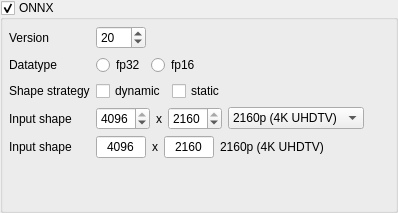
Old version of the form ui/designer/ui_onnx_widget.ui in the repository herlegon/hconvert.
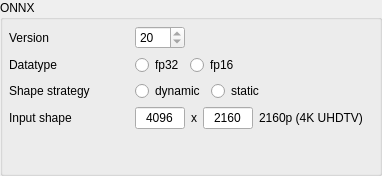
New version of the form.

```diff
--- a/ui/designer/ui_onnx_widget.ui
+++ b/ui/designer/ui_onnx_widget.ui
@@ -6,8 +6,8 @@
    <rect>
     <x>0</x>
     <y>0</y>
-    <width>398</width>
-    <height>213</height>
+    <width>382</width>
+    <height>176</height>
    </rect>
   </property>
   <property name="windowTitle">
@@ -35,7 +35,7 @@
       <string>ONNX</string>
      </property>
      <property name="checkable">
-      <bool>true</bool>
+      <bool>false</bool>
      </property>
      <layout class="QVBoxLayout" name="verticalLayout_4">
       <property name="leftMargin">
@@ -54,6 +54,18 @@
        <layout class="QFormLayout" name="main_layout">
         <item row="0" column="0">
          <widget class="QLabel" name="label_version">
+          <property name="sizePolicy">
+           <sizepolicy hsizetype="Minimum" vsizetype="Preferred">
+            <horstretch>0</horstretch>
+            <verstretch>0</verstretch>
+           </sizepolicy>
+          </property>
+          <property name="minimumSize">
+           <size>
+            <width>120</width>
+            <height>0</height>
+           </size>
+          </property>
           <property name="text">
            <string>Version</string>
           </property>
@@ -79,6 +91,12 @@
             <height>16777215</height>
            </size>
           </property>
+          <property name="frame">
+           <bool>true</bool>
+          </property>
+          <property name="readOnly">
+           <bool>true</bool>
+          </property>
           <property name="minimum">
            <number>15</number>
           </property>
@@ -156,7 +174,7 @@
         <item row="2" column="1">
          <layout class="QHBoxLayout" name="layout_shape_strategy">
           <item>
-           <widget class="QCheckBox" name="checkbox_dynamic">
+           <widget class="QRadioButton" name="checkbox_dynamic">
             <property name="text">
              <string>dynamic</string>
             </property>
@@ -175,7 +193,7 @@
            </widget>
           </item>
           <item>
-           <widget class="QCheckBox" name="checkbox_static">
+           <widget class="QRadioButton" name="checkbox_static">
             <property name="text">
              <string>static</string>
             </property>
@@ -209,119 +227,6 @@
          </layout>
         </item>
         <item row="3" column="0">
-         <widget class="QLabel" name="label_shape_w">
-          <property name="enabled">
-           <bool>true</bool>
-          </property>
-          <property name="text">
-           <string>Input shape</string>
-          </property>
-         </widget>
-        </item>
-        <item row="3" column="1">
-         <layout class="QHBoxLayout" name="layout_resolution_w">
-          <item>
-           <widget class="QSpinBox" name="spinbox_w">
-            <property name="sizePolicy">
-             <sizepolicy hsizetype="Maximum" vsizetype="Fixed">
-              <horstretch>0</horstretch>
-              <verstretch>0</verstretch>
-             </sizepolicy>
-            </property>
-            <property name="minimum">
-             <number>16</number>
-            </property>
-            <property name="maximum">
-             <number>4096</number>
-            </property>
-            <property name="singleStep">
-             <number>1</number>
-            </property>
-            <property name="value">
-             <number>4096</number>
-            </property>
-           </widget>
-          </item>
-          <item>
-           <widget class="QLabel" name="label_x_w">
-            <property name="text">
-             <string>x</string>
-            </property>
-           </widget>
-          </item>
-          <item>
-           <widget class="QSpinBox" name="spinbox_h">
-            <property name="sizePolicy">
-             <sizepolicy hsizetype="Maximum" vsizetype="Fixed">
-              <horstretch>0</horstretch>
-              <verstretch>0</verstretch>
-             </sizepolicy>
-            </property>
-            <property name="minimum">
-             <number>16</number>
-            </property>
-            <property name="maximum">
-             <number>2160</number>
-            </property>
-            <property name="value">
-             <number>2160</number>
-            </property>
-           </widget>
-          </item>
-          <item>
-           <widget class="QComboBox" name="combobox_resolution">
-            <property name="minimumSize">
-             <size>
-              <width>120</width>
-              <height>0</height>
-             </size>
-            </property>
-            <property name="maximumSize">
-             <size>
-              <width>200</width>
-              <height>16777215</height>
-             </size>
-            </property>
-            <property name="editable">
-             <bool>false</bool>
-            </property>
-            <property name="maxCount">
-             <number>20</number>
-            </property>
-            <property name="frame">
-             <bool>true</bool>
-            </property>
-            <property name="labelDrawingMode">
-             <enum>QComboBox::LabelDrawingMode::UseStyle</enum>
-            </property>
-            <item>
-             <property name="text">
-              <string>2160p (4K UHDTV)</string>
-             </property>
-            </item>
-            <item>
-             <property name="text">
-              <string/>
-             </property>
-            </item>
-           </widget>
-          </item>
-          <item>
-           <spacer name="horizontalSpacer_8">
-            <property name="orientation">
-             <enum>Qt::Orientation::Horizontal</enum>
-            </property>
-            <property name="sizeHint" stdset="0">
-             <size>
-              <width>0</width>
-              <height>20</height>
-             </size>
-            </property>
-           </spacer>
-          </item>
-         </layout>
-        </item>
-        <item row="4" column="0">
          <widget class="QLabel" name="label_shape_r">
           <property name="enabled">
            <bool>true</bool>
@@ -331,7 +236,7 @@
           </property>
          </widget>
         </item>
-        <item row="4" column="1">
+        <item row="3" column="1">
          <layout class="QHBoxLayout" name="layout_resolution_r">
           <item>
            <widget class="QLineEdit" name="lineedit_w">
```
Left out of the diff: 7 changed lines with no effect on the pictures.
